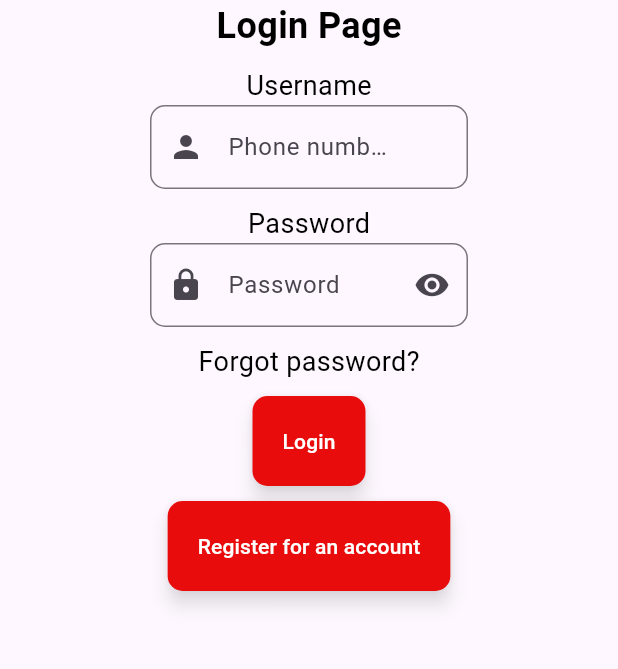
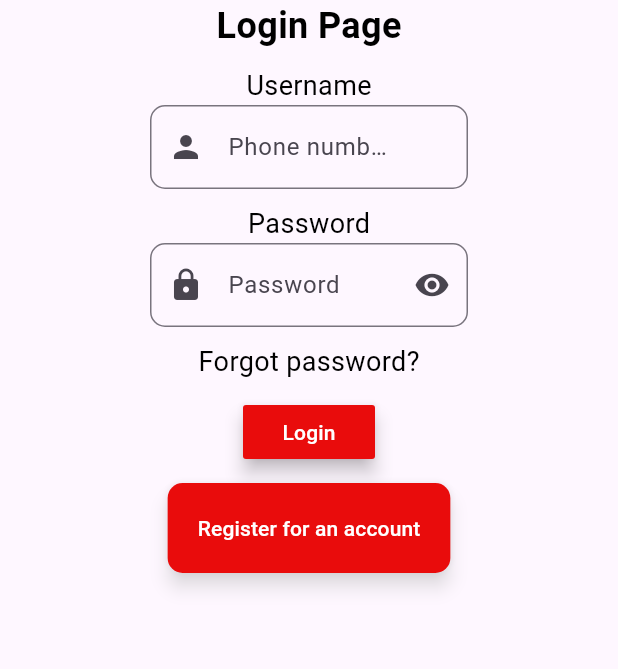
Before and after one commit to eiidoubleyuwes/you-make-my-heart-flutter, a Flutter app: the screen it shows after launch, on a phone screen of 412 x 824 dp, the part 534-1203 px from its top. Run offline on Flutter 3.47's test engine with Material 3 defaults, Android fonts, the phone set to English and light mode, and no system bars; our stand-ins replace get.

Commit message:
Feat:Added a custom button to handle routes
This button uses an anonymous function to call the Get.toNamed method that defines the route to wherever I want it to go

```diff
--- a/lib/pages/login.dart
+++ b/lib/pages/login.dart
@@ -1,4 +1,5 @@
 import 'package:flutter/material.dart';
+import 'package:get/get.dart';
 import 'package:myapp_flutter/configs/constants.dart';
 import 'package:myapp_flutter/pages/registration.dart';
 import 'package:myapp_flutter/views/custombutton.dart';
@@ -90,7 +91,13 @@ class Login extends StatelessWidget {
                   height: 10.0,
                 ),
 
-                custombutton(label: 'Button',),
+                //custombutton(label: 'Button',),
+                //Creating a custom button to text routing
+                MaterialButton(onPressed: () => Get.toNamed("/home"), //The route is called using an anonymous function
+                child: Text('Login'),
+                color: primaryColor,
+                textColor: appWhiteColor,
+                elevation: 5.0,),
                  SizedBox(
                   height: 10.0,
                 ),
```
